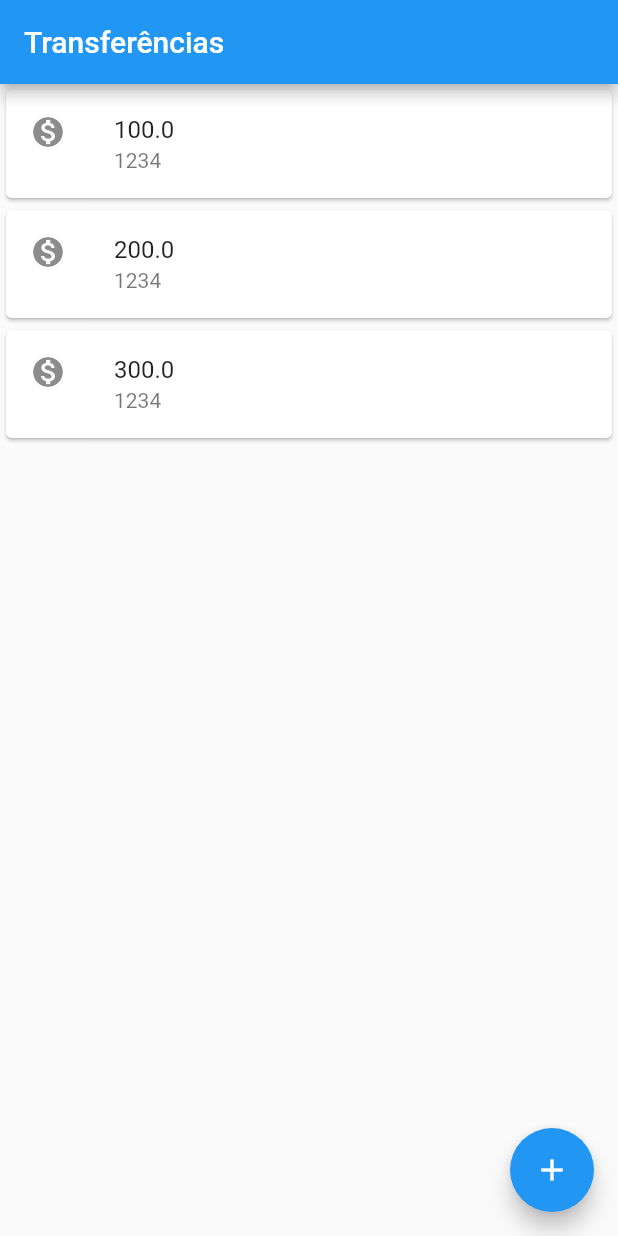
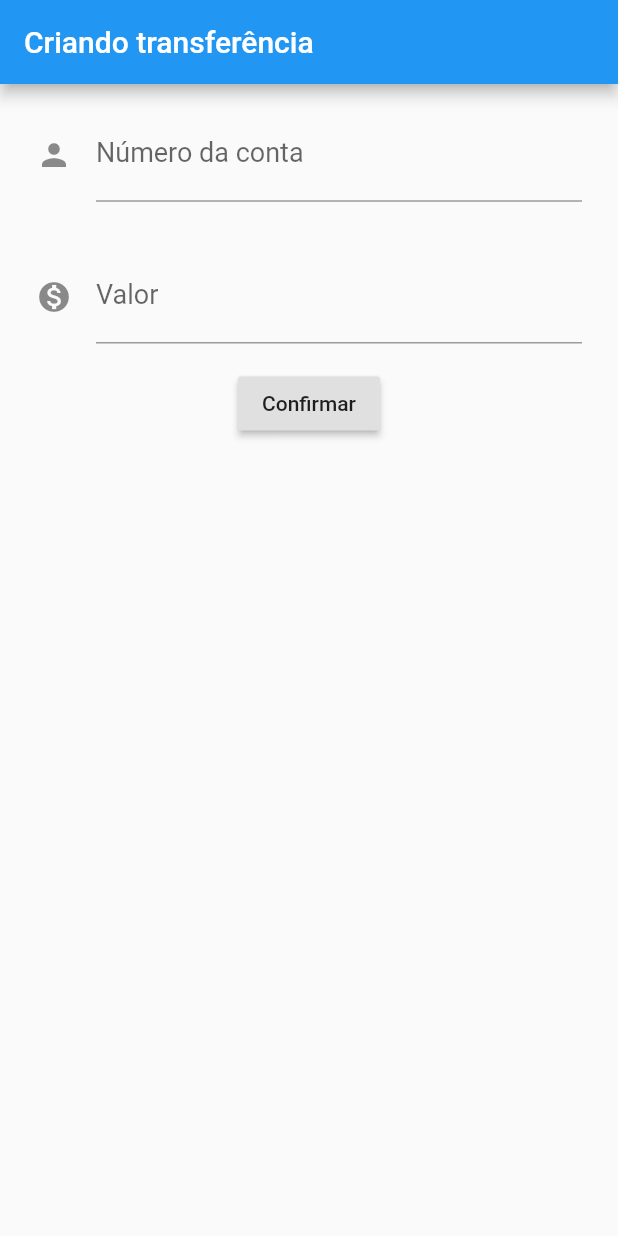
Before and after one commit to anacarolinahernandes/bytebank-flutter, a Flutter app: the screen it shows after launch, on a phone screen of 412 x 824 dp. Run offline on Flutter 3.47's test engine with Material 2 defaults, Android fonts, the phone set to English and light mode, and no system bars.

Commit message:
criando tela de formulário e refatorando o código

```diff
--- a/lib/main.dart
+++ b/lib/main.dart
@@ -1,28 +1,100 @@
 import 'package:flutter/material.dart';
 
-void main() {
-  return runApp(MaterialApp(
+void main() => runApp(ByteBankApp());
+
+class ByteBankApp extends StatelessWidget {
+  @override
+  Widget build(BuildContext context) {
+    return MaterialApp(
       home: Scaffold(
-      body: ListaTransferencias(),
+        body: FormularioTransferencia(),
+      ),
+    );
+  }
+}
+
+class FormularioTransferencia extends StatelessWidget {
+  final TextEditingController _controladorCampoConta = TextEditingController();
+  final TextEditingController _controladorCampoValor = TextEditingController();
+
+  @override
+  Widget build(BuildContext context) {
+    return Scaffold(
       appBar: AppBar(
-        title: Text('Transferências'),
+        title: Text('Criando transferência'),
       ),
-      floatingActionButton: FloatingActionButton(
-        child: Icon(Icons.add),
+      body: Column(
+        children: <Widget>[
+          Padding(
+            padding: const EdgeInsets.fromLTRB(24.0, 16.0, 24.0, 16.0),
+            child: TextField(
+              controller: _controladorCampoConta,
+              style: TextStyle(
+                fontSize: 18.0,
+              ),
+              decoration: InputDecoration(
+                icon: Icon(Icons.person),
+                labelText: 'Número da conta',
+                hintText: '0000',
+              ),
+              keyboardType: TextInputType.number,
             ),
           ),
-  ));
+          Padding(
+            padding: const EdgeInsets.fromLTRB(24.0, 16.0, 24.0, 16.0),
+            child: TextField(
+              controller: _controladorCampoValor,
+              style: TextStyle(
+                fontSize: 18.0,
+              ),
+              decoration: InputDecoration(
+                icon: Icon(Icons.monetization_on),
+                labelText: 'Valor',
+                hintText: '0.00',
+              ),
+              keyboardType: TextInputType.number,
+            ),
+          ),
+          RaisedButton(
+            onPressed: () {
+              // debugPrint(_controladorCampoConta.text);
+              final int numeroConta = int.tryParse(_controladorCampoConta.text);
+              final double valor = double.tryParse(_controladorCampoValor.text);
+              if (numeroConta != null && valor != null) {
+                final transferenciaCriada = Transferencia(valor, numeroConta);
+                // debugPrint('$transferenciaCriada');
+                Scaffold.of(context).showSnackBar(
+                  SnackBar(
+                    content: Text('$transferenciaCriada'),
+                  ),
+                );
+              }
+            },
+            child: Text('Confirmar'),
+          ),
+        ],
+      ),
+    );
+  }
 }
 
 class ListaTransferencias extends StatelessWidget {
   @override
   Widget build(BuildContext context) {
-    return Column(
+    return Scaffold(
+      appBar: AppBar(
+        title: Text('Transferências'),
+      ),
+      body: Column(
         children: <Widget>[
           ItemTransferencia(Transferencia(100.0, 1234)),
           ItemTransferencia(Transferencia(200.0, 1234)),
           ItemTransferencia(Transferencia(300.0, 1234)),
         ],
+      ),
+      floatingActionButton: FloatingActionButton(
+        child: Icon(Icons.add),
+      ),
     );
   }
 }
@@ -49,4 +121,9 @@ class Transferencia {
   final int numeroConta;
 
   Transferencia(this.valor, this.numeroConta);
+
+  @override
+  String toString() {
+    return 'Transferência {valor: $valor, numeroConta: $numeroConta}';
   }
+}
```
Lines whose indentation alone changed are shown as unchanged.
